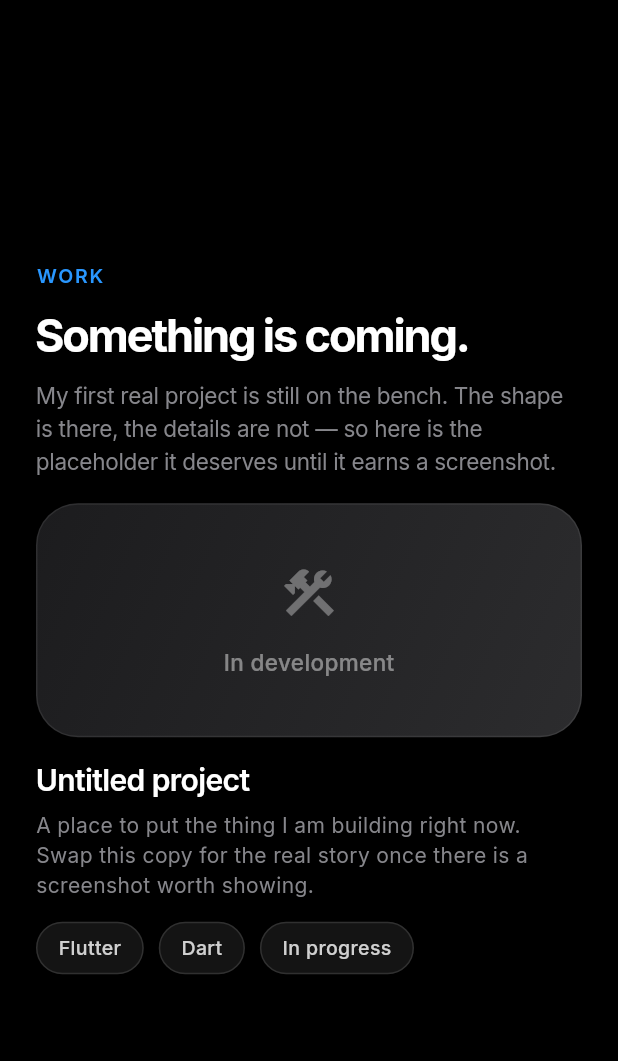
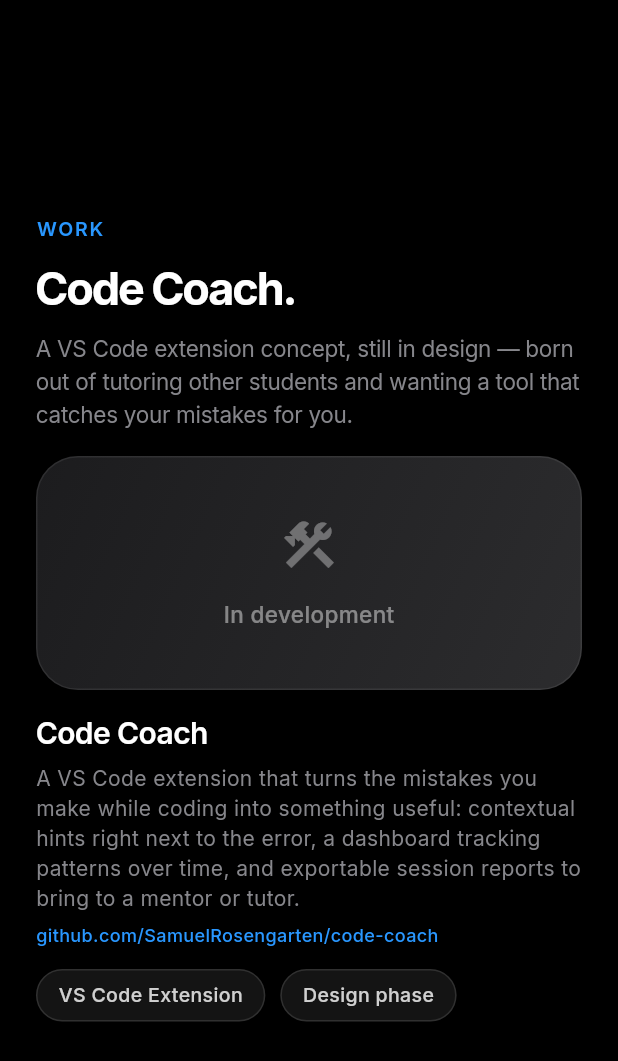
Before and after one commit to SamuelRosengarten/Portfolio, a Flutter app: the ProjectSection widget shown alone on an empty page, opened directly, on a phone screen of 412 x 824 dp. Shown: the top 1061 px of the screen. Run offline on Flutter 3.47's test engine with Material 3 defaults, Android fonts, the phone set to English and light mode, and no system bars; our stand-ins replace google_fonts, icons_plus; missing offline and left inert: fade_animation_delayed, particle_text.

Commit message:
Fill portfolio with real content from CV
Replace placeholder copy across About, Projects, Hobbies and Contact
with Samuel's actual background: Cégep Édouard-Montpetit programming
student transitioning from welding/mechanics, real skills, contact
info (email, GitHub, LinkedIn, location), and the Code Coach VS Code
extension as the featured project.

Co-Authored-By: Claude Sonnet 5 <noreply@anthropic.com>
Claude-Session: https://claude.ai/code/session_0187oNiJRWaEShe3N1iCzsGR

```diff
--- a/portfolio/lib/pages/about_section.dart
+++ b/portfolio/lib/pages/about_section.dart
@@ -102,8 +102,12 @@ class _AboutIntro extends StatelessWidget {
         ConstrainedBox(
           constraints: const BoxConstraints(maxWidth: 560),
           child: Text(
-            'A place to put the thing I am building right now. Swap this copy '
-            'for the real story once there is a screenshot worth showing.',
+            'Computer programming student at Cégep Édouard-Montpetit, looking '
+            'for an internship in March 2027 and a software engineering degree '
+            'after that. Before code it was welding and mechanics — I traded '
+            'the torch and the toolbox for a keyboard, chasing a more stable '
+            'place to build a career, and kept the same insistence on doing '
+            'the work properly.',
             style: GoogleFonts.inter(
               fontSize: 17,
               height: 1.6,
@@ -192,18 +196,12 @@ class _Language {
 }
 
 const _languages = [
+  _Language('C#', Brands.c_sharp_logo),
   _Language('Dart', Brands.dart),
   _Language('Flutter', Brands.flutter),
-  _Language('Python', Brands.python),
+  _Language('Kotlin', Brands.kotlin),
+  _Language('TypeScript', Brands.typescript),
   _Language('JavaScript', Brands.javascript),
-  _Language('TypeScript', Brands.typescript),
-  _Language('Java', Brands.java),
-  _Language('Kotlin', Brands.kotlin),
-  _Language('Go', Brands.golang),
-  _Language('Rust', Brands.rust_programming_language),
-  _Language('Swift', Brands.swift_programming),
-  _Language('C++', Brands.cpp),
-  _Language('C#', Brands.c_sharp_logo),
   _Language('HTML5', Brands.html_5),
   _Language('CSS3', Brands.css3),
 ];
--- a/portfolio/lib/pages/contact_section.dart
+++ b/portfolio/lib/pages/contact_section.dart
@@ -26,8 +26,9 @@ class ContactSection extends StatelessWidget {
             eyebrow: 'Contact',
             headline: "Let's talk.",
             subhead:
-                'Open to internships, collaborations, or a conversation about '
-                'something you are building.',
+                'Looking for an internship in March 2027 — also open to '
+                'collaborations, or a conversation about something you are '
+                'building.',
             dark: dark,
           ),
           const SizedBox(height: 32),
@@ -60,22 +61,22 @@ class _ContactGrid extends StatelessWidget {
         _ContactCard(
           icon: Icons.mail_outline_rounded,
           label: 'Email',
-          value: 'your.email@example.com',
+          value: 'samrosengarten2@pm.me',
         ),
         _ContactCard(
           icon: Icons.code_rounded,
           label: 'GitHub',
-          value: 'github.com/yourhandle',
+          value: 'github.com/SamuelRosengarten',
         ),
         _ContactCard(
           icon: Icons.work_outline_rounded,
           label: 'LinkedIn',
-          value: 'linkedin.com/in/yourhandle',
+          value: 'linkedin.com/in/samuel-rosengarten-63b932404',
         ),
         _ContactCard(
           icon: Icons.place_outlined,
           label: 'Location',
-          value: 'Montréal, QC',
+          value: 'Longueuil, QC',
         ),
       ],
     );
--- a/portfolio/lib/pages/hobbies_section.dart
+++ b/portfolio/lib/pages/hobbies_section.dart
@@ -400,7 +400,7 @@ class _InkContent extends StatelessWidget {
         ),
         const SizedBox(height: 8),
         Text(
-          'Teach.',
+          'Build.',
           style: GoogleFonts.inter(
             fontSize: headlineSize,
             fontWeight: FontWeight.w700,
@@ -413,9 +413,10 @@ class _InkContent extends StatelessWidget {
         ConstrainedBox(
           constraints: const BoxConstraints(maxWidth: 380),
           child: Text(
-            'The long-term plan is a university classroom, teaching '
-            'computer science — the kind of place where an idea gets to '
-            'be interesting instead of just correct.',
+            'After a few years on the shop floor as a welder and mechanic, '
+            'the long-term plan is a software engineering degree — trading '
+            'the torch for a keyboard, and a stage in March 2027 for the '
+            'next step toward it.',
             style: GoogleFonts.inter(
               fontSize: 14,
               height: 1.4,
@@ -459,10 +460,9 @@ class _InkContent extends StatelessWidget {
                 ),
                 const SizedBox(height: 8),
                 Text(
-                  'Running peer tutoring sessions for computer science '
-                  'students — the same instinct as the goal above, just '
-                  'at a smaller scale: sit with someone until the '
-                  'concept clicks.',
+                  'Answering questions from fellow programming students at '
+                  'Cégep Édouard-Montpetit, and translating the jargon into '
+                  'language that actually lands for whoever I\'m helping.',
                   style: GoogleFonts.inter(
                     fontSize: 13,
                     height: 1.4,
@@ -474,10 +474,9 @@ class _InkContent extends StatelessWidget {
                   spacing: 8,
                   runSpacing: 8,
                   children: [
-                    _Tag('Algorithms', color: kBlue),
-                    _Tag('Data Structures', color: kBlue),
-                    _Tag('Intro to Programming', color: kBlue),
-                    _Tag('OOP', color: kBlue),
+                    _Tag('Patience', color: kBlue),
+                    _Tag('Empathy', color: kBlue),
+                    _Tag('Team player', color: kBlue),
                   ],
                 ),
               ],
--- a/portfolio/lib/pages/project_section.dart
+++ b/portfolio/lib/pages/project_section.dart
@@ -24,11 +24,11 @@ class ProjectSection extends StatelessWidget {
         children: [
           SectionIntro(
             eyebrow: 'Work',
-            headline: 'Something is coming.',
+            headline: 'Code Coach.',
             subhead:
-                'My first real project is still on the bench. The shape is '
-                'there, the details are not — so here is the placeholder it '
-                'deserves until it earns a screenshot.',
+                'A VS Code extension concept, still in design — born out of '
+                'tutoring other students and wanting a tool that catches your '
+                'mistakes for you.',
             dark: dark,
           ),
           SizedBox(height: MediaQuery.sizeOf(context).width < 600 ? 16 : 24),
@@ -106,7 +106,7 @@ class _ProjectShowcase extends StatelessWidget {
         ),
         SizedBox(height: mobile ? 14 : 20),
         Text(
-          'Untitled project',
+          'Code Coach',
           style: GoogleFonts.inter(
             fontSize: mobile ? 20 : 24,
             fontWeight: FontWeight.w600,
@@ -118,8 +118,10 @@ class _ProjectShowcase extends StatelessWidget {
         ConstrainedBox(
           constraints: const BoxConstraints(maxWidth: 620),
           child: Text(
-            'A place to put the thing I am building right now. Swap this copy '
-            'for the real story once there is a screenshot worth showing.',
+            'A VS Code extension that turns the mistakes you make while '
+            'coding into something useful: contextual hints right next to '
+            'the error, a dashboard tracking patterns over time, and '
+            'exportable session reports to bring to a mentor or tutor.',
             style: GoogleFonts.inter(
               fontSize: mobile ? 14 : 16,
               height: mobile ? 1.4 : 1.6,
@@ -127,14 +129,22 @@ class _ProjectShowcase extends StatelessWidget {
             ),
           ),
         ),
+        SizedBox(height: mobile ? 6 : 8),
+        Text(
+          'github.com/SamuelRosengarten/code-coach',
+          style: GoogleFonts.inter(
+            fontSize: mobile ? 12 : 13,
+            fontWeight: FontWeight.w500,
+            color: kBlue,
+          ),
+        ),
         SizedBox(height: mobile ? 14 : 20),
         Wrap(
           spacing: 10,
           runSpacing: 10,
           children: [
-            _Tag('Flutter', palette: palette),
-            _Tag('Dart', palette: palette),
-            _Tag('In progress', palette: palette),
+            _Tag('VS Code Extension', palette: palette),
+            _Tag('Design phase', palette: palette),
           ],
         ),
       ],
```
